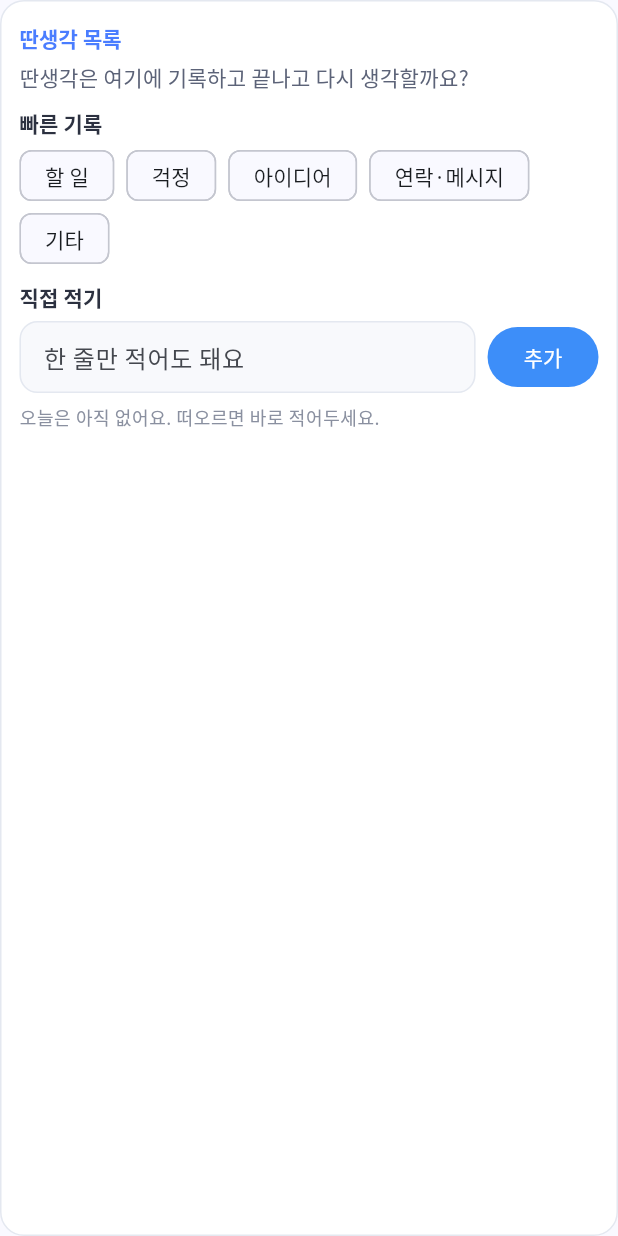
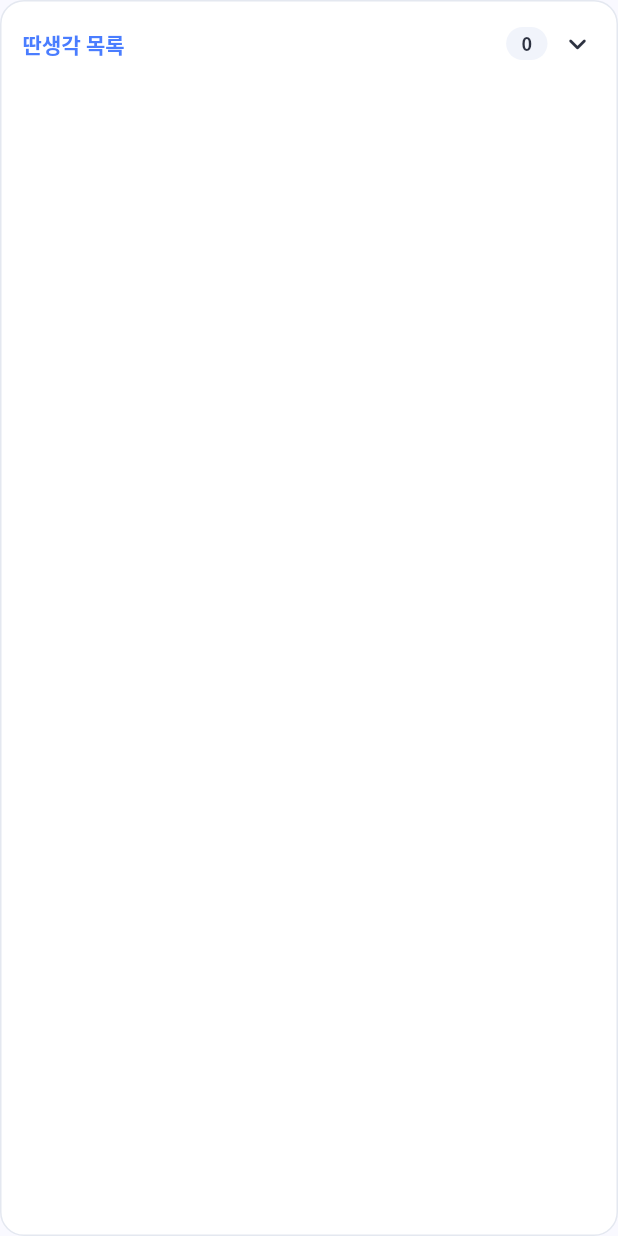
Before and after one commit to Shinmilli/FocusFlow, a Flutter app: the ParkedThoughtsCard widget shown alone on an empty page, opened directly, on a phone screen of 412 x 824 dp. Run offline on Flutter 3.47's test engine with Material 3 defaults, Android fonts, the phone set to English and light mode, and no system bars; our stand-ins replace flutter_local_notifications, flutter_riverpod, flutter_secure_storage, go_router, shared_preferences, timezone; accounts and stored records are empty; Roboto replaces fonts that are missing (GmarketSans); statements that could not run were skipped.

Commit message:
fix: 집중모드 도넛 크기, 딴생각목록 접기

```diff
--- a/lib/features/focus_session/presentation/focus_screen.dart
+++ b/lib/features/focus_session/presentation/focus_screen.dart
@@ -271,13 +271,13 @@ class _FocusScreenState extends ConsumerState<FocusScreen>
                               fontWeight: FontWeight.w700,
                             ),
                       ),
-                      const SizedBox(height: 16),
+                      const SizedBox(height: 22),
                       TimeFlowRing(
                         progress: ringProgress.clamp(0.0, 1.0),
                         centerLabel: _onBreak ? _format(_breakRemainingSec) : _format(_remainingSec),
                         centerColor: _onBreak ? breakCenterColor : null,
                       ),
-                      const SizedBox(height: 16),
+                      const SizedBox(height: 22),
                       DecoratedBox(
                         decoration: AppChrome.softCardDecoration(),
                         child: Padding(
--- a/lib/features/focus_session/presentation/widgets/parked_thoughts_card.dart
+++ b/lib/features/focus_session/presentation/widgets/parked_thoughts_card.dart
@@ -13,8 +13,10 @@ class ParkedThoughtsCard extends ConsumerStatefulWidget {
   ConsumerState<ParkedThoughtsCard> createState() => _ParkedThoughtsCardState();
 }
 
-class _ParkedThoughtsCardState extends ConsumerState<ParkedThoughtsCard> {
+class _ParkedThoughtsCardState extends ConsumerState<ParkedThoughtsCard>
+    with SingleTickerProviderStateMixin {
   final _textCtrl = TextEditingController();
+  bool _expanded = false;
 
   static const _quickTags = ['할 일', '걱정', '아이디어', '연락·메시지', '기타'];
 
@@ -97,6 +99,8 @@ class _ParkedThoughtsCardState extends ConsumerState<ParkedThoughtsCard> {
             .toList()
           ..sort((a, b) => b.tsMs.compareTo(a.tsMs));
 
+        final countLabel = parked.isEmpty ? '0' : '${parked.length}';
+
         return Container(
           width: double.infinity,
           padding: const EdgeInsets.fromLTRB(12, 14, 12, 12),
@@ -104,14 +108,58 @@ class _ParkedThoughtsCardState extends ConsumerState<ParkedThoughtsCard> {
           child: Column(
             crossAxisAlignment: CrossAxisAlignment.start,
             children: [
-              Text(
+              InkWell(
+                onTap: () => setState(() => _expanded = !_expanded),
+                borderRadius: BorderRadius.circular(14),
+                child: Padding(
+                  padding: const EdgeInsets.fromLTRB(2, 2, 2, 2),
+                  child: Row(
+                    children: [
+                      Expanded(
+                        child: Text(
                           '딴생각 목록',
                           style: Theme.of(context).textTheme.titleSmall?.copyWith(
                                 color: AppChrome.heroAccentBlue,
                                 fontWeight: FontWeight.w700,
                               ),
                         ),
-              const SizedBox(height: 6),
+                      ),
+                      DecoratedBox(
+                        decoration: BoxDecoration(
+                          color: const Color(0xFFF1F4FB),
+                          borderRadius: BorderRadius.circular(999),
+                        ),
+                        child: Padding(
+                          padding: const EdgeInsets.symmetric(horizontal: 10, vertical: 5),
+                          child: Text(
+                            countLabel,
+                            style: Theme.of(context).textTheme.labelMedium?.copyWith(
+                                  color: const Color(0xFF2C3140),
+                                  fontWeight: FontWeight.w700,
+                                  height: 1.0,
+                                ),
+                          ),
+                        ),
+                      ),
+                      const SizedBox(width: 8),
+                      Icon(
+                        _expanded ? Icons.expand_less_rounded : Icons.expand_more_rounded,
+                        color: const Color(0xFF2C3140),
+                      ),
+                    ],
+                  ),
+                ),
+              ),
+              AnimatedSize(
+                duration: const Duration(milliseconds: 180),
+                curve: Curves.easeOut,
+                alignment: Alignment.topCenter,
+                child: _expanded
+                    ? Padding(
+                        padding: const EdgeInsets.only(top: 8),
+                        child: Column(
+                          crossAxisAlignment: CrossAxisAlignment.start,
+                          children: [
                             Text(
                               '딴생각은 여기에 기록하고 끝나고 다시 생각할까요?',
                               style: Theme.of(context).textTheme.bodyMedium?.copyWith(
@@ -176,7 +224,8 @@ class _ParkedThoughtsCardState extends ConsumerState<ParkedThoughtsCard> {
                                       ),
                                       focusedBorder: OutlineInputBorder(
                                         borderRadius: BorderRadius.circular(12),
-                          borderSide: const BorderSide(color: AppChrome.heroAccentBlue, width: 1.2),
+                                        borderSide:
+                                            const BorderSide(color: AppChrome.heroAccentBlue, width: 1.2),
                                       ),
                                     ),
                                   ),
@@ -249,6 +298,11 @@ class _ParkedThoughtsCardState extends ConsumerState<ParkedThoughtsCard> {
                             ],
                           ],
                         ),
+                      )
+                    : const SizedBox.shrink(),
+              ),
+            ],
+          ),
         );
       },
     );
--- a/lib/features/focus_session/presentation/widgets/time_flow_ring.dart
+++ b/lib/features/focus_session/presentation/widgets/time_flow_ring.dart
@@ -14,6 +14,8 @@ class TimeFlowRing extends StatelessWidget {
   final String centerLabel;
   final Color? centerColor;
 
+  static const double kDefaultSize = 260;
+
   @override
   Widget build(BuildContext context) {
     final p = progress.clamp(0.0, 1.0);
@@ -22,7 +24,8 @@ class TimeFlowRing extends StatelessWidget {
           fontWeight: FontWeight.w800,
         );
     return SizedBox(
-      height: 200,
+      height: kDefaultSize,
+      width: kDefaultSize,
       child: CustomPaint(
         painter: _RingPainter(p, AppChrome.heroAccentBlue),
         child: Center(
```
Lines whose indentation alone changed are shown as unchanged.
